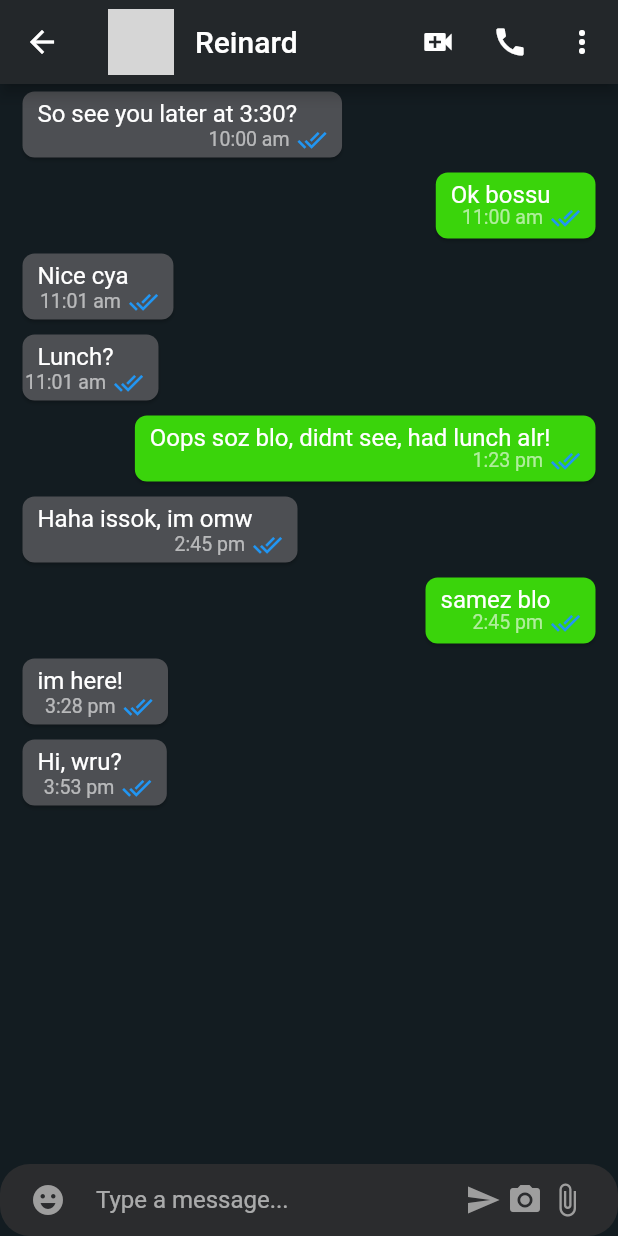
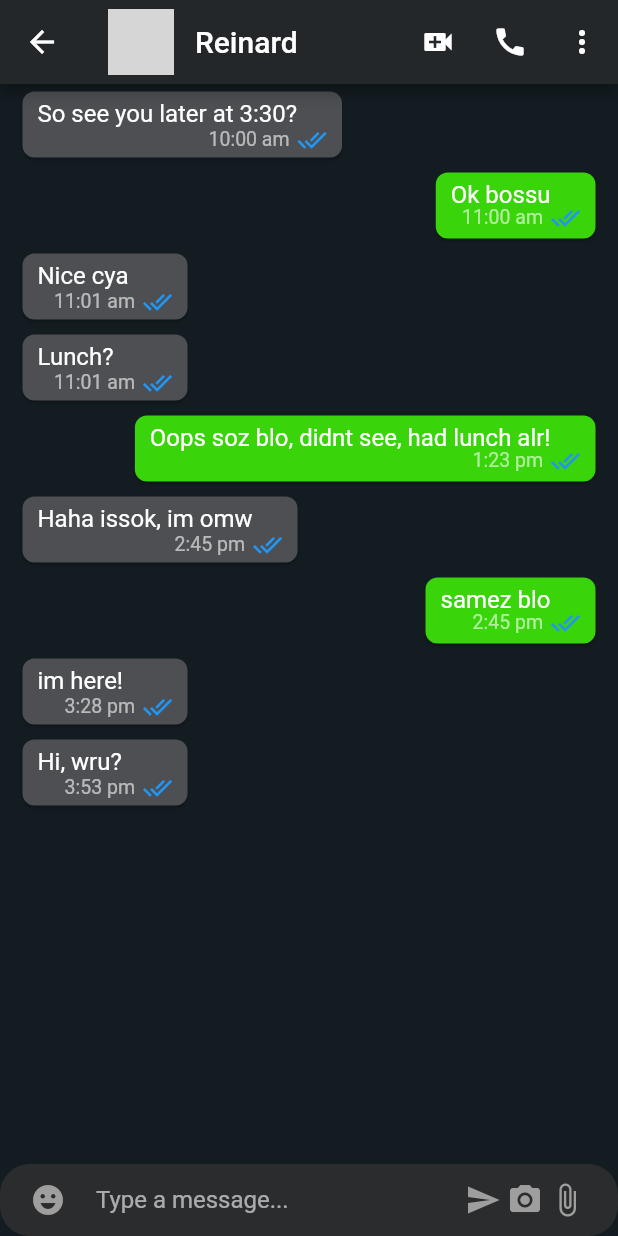
Before and after one commit to 4ndrelim/ChatAppClone, a Flutter app: the screen it shows after launch, after a tap on "Reinard", on a phone screen of 412 x 824 dp. Run offline on Flutter 3.47's test engine with Material 2 defaults, Android fonts, the phone set to English and light mode, and no system bars; our stand-ins replace equatable; missing offline and left inert: dart:html; network calls fail; grey boxes are pictures that could not be loaded.

```diff
--- a/lib/info.dart
+++ b/lib/info.dart
@@ -25,7 +25,7 @@ const info = [
   },
   {
     'name': 'Saadaas',
-    'message': 'I\'m a palindrome and follow me on IG -> saadaas_destroyer',
+    'message': 'I\'m a palindrome but they call me saadaas_destroyer',
     'time': '10:00 am',
     'profilePic': 'images/saad.jpeg',
   },
--- a/lib/widgets/sender_message_card.dart
+++ b/lib/widgets/sender_message_card.dart
@@ -14,6 +14,7 @@ class SenderMessageCard extends StatelessWidget {
       // apply constraints on child
       child: ConstrainedBox(
         constraints: BoxConstraints(
+          minWidth: 140,
           maxWidth: MediaQuery.of(context).size.width - 45,
         ),
         child: Card(
```
